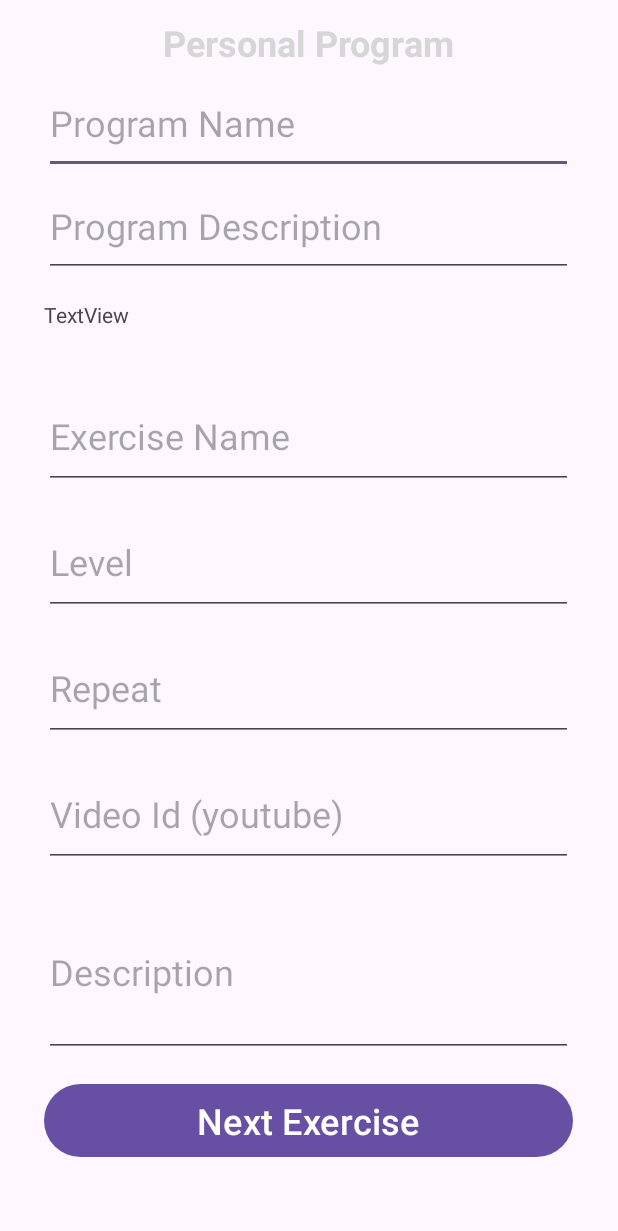
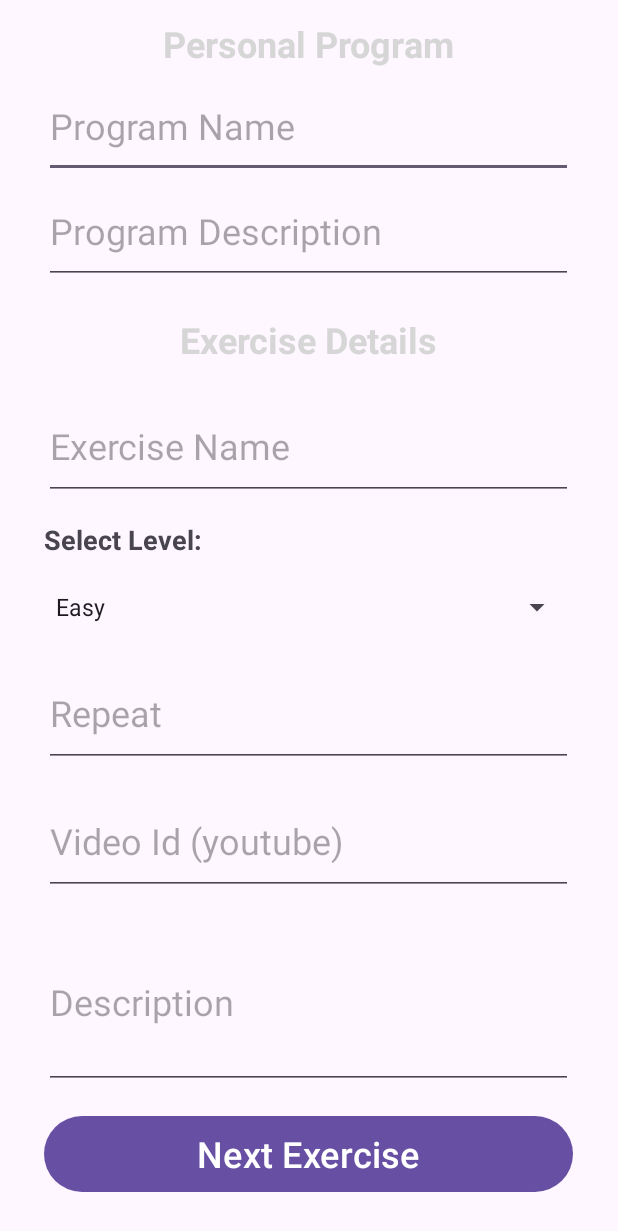
Before and after one commit to za6200/CourtMaster, an Android app: the Personal_Program screen opened directly, with no data from a screen before it, on a phone screen of 412 x 824 dp. Shown: the top 1231 px of the screen. Run offline under Robolectric (Android 15) with nearby library versions, the phone set to English and light mode, and no system bars; 1 statement that could not run was skipped.

Commit message:
finished connect between xml and java in Personal_Program.java

```diff
--- a/app/src/main/java/com/example/courtmaster/Personal_Program.java
+++ b/app/src/main/java/com/example/courtmaster/Personal_Program.java
@@ -1,22 +1,63 @@
 package com.example.courtmaster;
+
+import static java.lang.Integer.parseInt;
 
 import android.os.Bundle;
 import android.view.View;
+import android.widget.AdapterView;
+import android.widget.ArrayAdapter;
+import android.widget.Button;
+import android.widget.EditText;
+import android.widget.Spinner;
 
-import androidx.activity.EdgeToEdge;
 import androidx.appcompat.app.AppCompatActivity;
 import androidx.core.graphics.Insets;
 import androidx.core.view.ViewCompat;
 import androidx.core.view.WindowInsetsCompat;
 
-public class Personal_Program extends AppCompatActivity {
-
+public class Personal_Program extends AppCompatActivity implements AdapterView.OnItemSelectedListener {
+    Spinner LevelSpin;
+    String[] Levels= {"Easy", "Medium", "Hard", "Insane"};
+    Exercise exercise;
+    Training_Program PersonalProgram;
+    EditText ProgramNameET, ProgramDescriptionET, ExNameET, ExRepeatET, ExVideoIdET, ExDescriptionET;
+    Button NextExerciseBtn;
+    int counter = 0;
     @Override
     protected void onCreate(Bundle savedInstanceState) {
         super.onCreate(savedInstanceState);
         setContentView(R.layout.activity_personal_program);
+        LevelSpin = findViewById(R.id.LevelSpin);
+        ProgramNameET = findViewById(R.id.ProgramNameET);
+        ProgramDescriptionET = findViewById(R.id.ProgramDescriptionET);
+        ExNameET = findViewById(R.id.ExNameET);
+        ExRepeatET = findViewById(R.id.ExRepeatET);
+        ExVideoIdET = findViewById(R.id.ExVideoIdET);
+        ExDescriptionET = findViewById(R.id.ExDescriptionET);
+        NextExerciseBtn = findViewById(R.id.NextExerciseBtn);
+        ArrayAdapter<String> LevelAdp = new ArrayAdapter<String>(this, androidx.appcompat.R.layout.support_simple_spinner_dropdown_item, Levels);
+        LevelSpin.setAdapter(LevelAdp);
+        LevelSpin.setOnItemSelectedListener(this);
+
     }
 
     public void Next_Exercise(View view) {
+        exercise.setName(ExNameET.getText().toString());
+        exercise.setRepeat(parseInt(ExRepeatET.getText().toString()));
+        exercise.setUrl(ExVideoIdET.getText().toString());
+        exercise.setDescription(ExDescriptionET.getText().toString());
+        PersonalProgram.setName(ProgramNameET.getText().toString());
+        PersonalProgram.setDescription(ProgramNameET.getText().toString());
+        PersonalProgram.addExercise(exercise);
+    }
+
+    @Override
+    public void onItemSelected(AdapterView<?> adapterView, View view, int i, long l) {
+        exercise.setLevel(Levels[i]);
+    }
+
+    @Override
+    public void onNothingSelected(AdapterView<?> adapterView) {
+
     }
 }
--- a/app/src/main/res/layout/activity_personal_program.xml
+++ b/app/src/main/res/layout/activity_personal_program.xml
@@ -105,7 +105,11 @@
                     android:layout_width="match_parent"
                     android:layout_height="0dp"
                     android:layout_weight="3"
-                    android:text="TextView" />
+                    android:gravity="center"
+                    android:text="Exercise Details"
+                    android:textColor="@color/quantum_orange500"
+                    android:textSize="24sp"
+                    android:textStyle="bold" />
 
                 <Space
                     android:layout_width="match_parent"
@@ -127,15 +131,20 @@
                     android:layout_height="0dp"
                     android:layout_weight="1" />
 
-                <EditText
-                    android:id="@+id/ExLevelET"
+                <TextView
+                    android:id="@+id/LevelTitle"
                     android:layout_width="match_parent"
                     android:layout_height="0dp"
-                    android:layout_weight="5"
-                    android:ems="10"
-                    android:hint="Level"
-                    android:inputType="text"
-                    android:textSize="24sp" />
+                    android:layout_marginBottom="8dp"
+                    android:layout_weight="2"
+                    android:text="Select Level:"
+                    android:textSize="18sp"
+                    android:textStyle="bold" />
+                <Spinner
+                    android:id="@+id/LevelSpin"
+                    android:layout_width="match_parent"
+                    android:layout_height="0dp"
+                    android:layout_weight="3" />
 
                 <Space
                     android:layout_width="match_parent"
@@ -149,7 +158,7 @@
                     android:layout_weight="5"
                     android:ems="10"
                     android:hint="Repeat"
-                    android:inputType="text"
+                    android:inputType="numberSigned"
                     android:textSize="24sp" />
 
                 <Space
@@ -202,7 +211,7 @@
         <Space
             android:layout_width="match_parent"
             android:layout_height="0dp"
-            android:layout_weight="1" />
+            android:layout_weight="0.5" />
 
     </LinearLayout>
 
```
